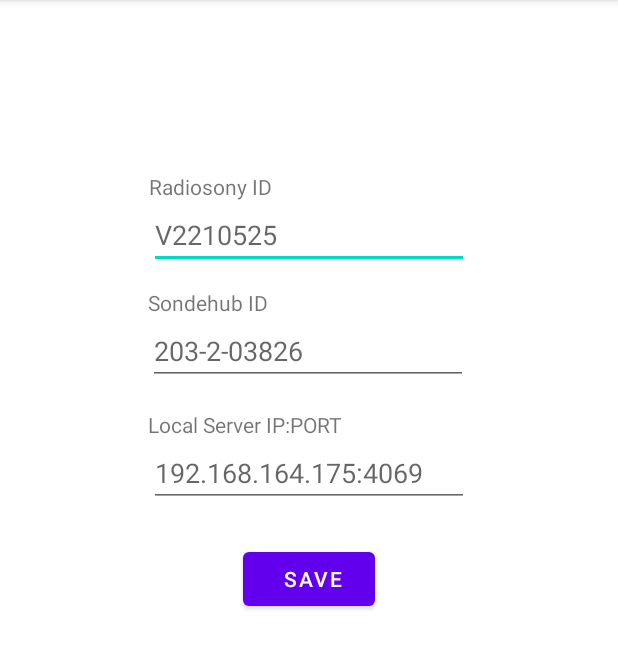
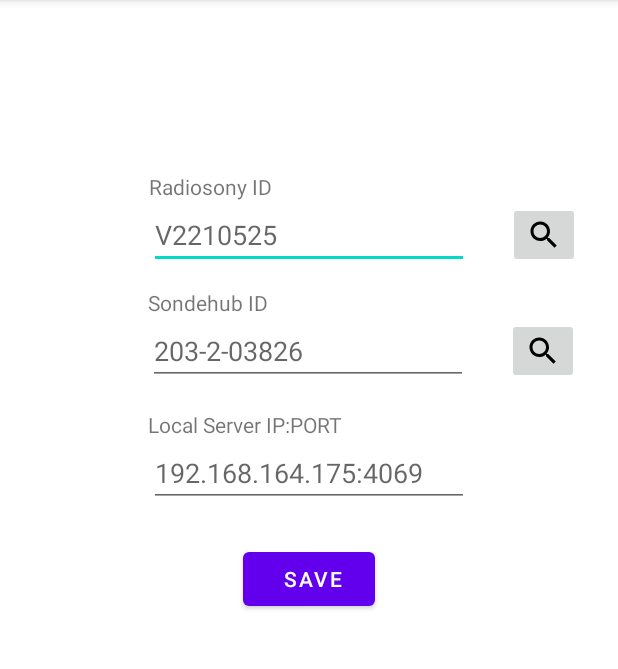
Before and after one commit to piotro888/sondechaser, an Android app: the fragment GalleryFragment shown on its own in the app's theme, on a phone screen of 412 x 824 dp, the part 84-753 px from its top. Run offline under Robolectric (Android 15) with nearby library versions, the phone set to English and light mode, and no system bars; libraries missing offline, so code that uses them is left out: org.osmdroid.util, org.osmdroid.views.

Commit message:
Settings upgrade (search, reset)

```diff
--- a/app/src/main/java/eu/piotro/sondechaser/ui/gallery/GalleryFragment.java
+++ b/app/src/main/java/eu/piotro/sondechaser/ui/gallery/GalleryFragment.java
@@ -6,13 +6,20 @@ import android.os.Bundle;
 import android.view.LayoutInflater;
 import android.view.View;
 import android.view.ViewGroup;
+import android.widget.PopupMenu;
 import android.widget.TextView;
+import android.widget.Toast;
 
 import androidx.annotation.NonNull;
 import androidx.annotation.Nullable;
 import androidx.fragment.app.Fragment;
 
+import java.time.Duration;
+
+import eu.piotro.sondechaser.MainActivity;
 import eu.piotro.sondechaser.R;
+import eu.piotro.sondechaser.data.RadiosondyCollector;
+import eu.piotro.sondechaser.data.SondeHubCollector;
 import eu.piotro.sondechaser.databinding.FragmentGalleryBinding;
 
 public class GalleryFragment extends Fragment {
@@ -33,12 +40,14 @@ public class GalleryFragment extends Fragment {
         Context context = getActivity();
         SharedPreferences sharedPref = context.getSharedPreferences("eu.piotro.sondechaser.PSET", Context.MODE_PRIVATE);
 
+        ((TextView)v.findViewById(R.id.tfrs)).setText(sharedPref.getString("rsid", ""));
 
-            ((TextView)v.findViewById(R.id.tfrs)).setText(sharedPref.getString("rsid", ""));
+        ((TextView)v.findViewById(R.id.tfsh)).setText(sharedPref.getString("shid", ""));
 
-            ((TextView)v.findViewById(R.id.tfsh)).setText(sharedPref.getString("shid", ""));
+        ((TextView)v.findViewById(R.id.tfip)).setText(sharedPref.getString("lsip", ""));
 
-            ((TextView)v.findViewById(R.id.tfip)).setText(sharedPref.getString("lsip", ""));
+        PopupMenu rsPopupMenu = new PopupMenu(context, v.findViewById(R.id.tfrs));
+        PopupMenu shPopupMenu = new PopupMenu(context, v.findViewById(R.id.tfsh));
 
         v.findViewById(R.id.savebtn).setOnClickListener((view) -> {
             SharedPreferences.Editor editor = sharedPref.edit();
@@ -46,11 +55,60 @@ public class GalleryFragment extends Fragment {
             editor.putString("shid", ((TextView)v.findViewById(R.id.tfsh)).getText().toString());
             editor.putString("lsip", ((TextView)v.findViewById(R.id.tfip)).getText().toString());
             editor.apply();
+            ((MainActivity)getActivity()).dataCollector.initCollectors();
+            Toast.makeText(context, "Saved", Toast.LENGTH_SHORT).show();
         });
 
+        v.findViewById(R.id.searchrs).setOnClickListener((view) -> {
+            rsPopupMenu.getMenu().clear();
+            rsPopupMenu.getMenu().add("Fetching...");
+            new RadiosondyCollector().fillMenu(getActivity(), rsPopupMenu);
+
+            rsPopupMenu.show();
+        });
+
+        v.findViewById(R.id.searchsh).setOnClickListener((view) -> {
+            shPopupMenu.getMenu().clear();
+            shPopupMenu.getMenu().add("Fetching...");
+            new SondeHubCollector().fillMenu(getActivity(), shPopupMenu);
+
+            shPopupMenu.show();
+        });
+
+        rsPopupMenu.setOnMenuItemClickListener((item)->{
+            String entry = item.getTitle().toString();
+            if(entry.indexOf('(') == -1)
+                return false;
+            entry = entry.substring(0, entry.indexOf('(')-1);
+            ((TextView)v.findViewById(R.id.tfrs)).setText(entry);
+            return true;
+        });
+
+        shPopupMenu.setOnMenuItemClickListener((item)->{
+            String entry = item.getTitle().toString();
+            if(entry.equals("Sondehub:"))
+                return false;
+            ((TextView)v.findViewById(R.id.tfsh)).setText(entry);
+            return true;
+        });
     }
 
+    @Override
+    public void onResume() {
+        super.onResume();
 
+        Context context = getActivity();
+        View v = getView();
+        if (context == null || v == null)
+            return;
+        SharedPreferences sharedPref = context.getSharedPreferences("eu.piotro.sondechaser.PSET", Context.MODE_PRIVATE);
+
+        ((TextView)v.findViewById(R.id.tfrs)).setText(sharedPref.getString("rsid", ""));
+
+        ((TextView)v.findViewById(R.id.tfsh)).setText(sharedPref.getString("shid", ""));
+
+        ((TextView)v.findViewById(R.id.tfip)).setText(sharedPref.getString("lsip", ""));
+    }
 
     @Override
     public void onDestroyView() {
--- a/app/src/main/java/eu/piotro/sondechaser/ui/home/MapUpdater.java
+++ b/app/src/main/java/eu/piotro/sondechaser/ui/home/MapUpdater.java
@@ -298,7 +298,7 @@ public class MapUpdater {
 
                 if(sh != null) {
                     long sh_data_age = (new Date().getTime() / 1000 - sh.time / 1000);
-                    shLastMarker.setVisible((sh_data_age > 20));
+                    shLastMarker.setVisible((sh_data_age > 120));
                     shLastMarker.setPosition(new GeoPoint(sh.lat, sh.lon));
                     shLastMarker.setTitle("SONDEHUB LAST POSITION\n"+sh.lat + " " + sh.lon + "\n" + sh.alt + "m\n" + new Date(sh.time) + "\n");
                 } else {
--- /dev/null
+++ b/app/src/main/res/drawable/baseline_search_24.xml
@@ -0,0 +1,5 @@
+<vector android:height="24dp" android:tint="#000000"
+    android:viewportHeight="24" android:viewportWidth="24"
+    android:width="24dp" xmlns:android="http://schemas.android.com/apk/res/android">
+    <path android:fillColor="@android:color/white" android:pathData="M15.5,14h-0.79l-0.28,-0.27C15.41,12.59 16,11.11 16,9.5 16,5.91 13.09,3 9.5,3S3,5.91 3,9.5 5.91,16 9.5,16c1.61,0 3.09,-0.59 4.23,-1.57l0.27,0.28v0.79l5,4.99L20.49,19l-4.99,-5zM9.5,14C7.01,14 5,11.99 5,9.5S7.01,5 9.5,5 14,7.01 14,9.5 11.99,14 9.5,14z"/>
+</vector>
--- a/app/src/main/res/layout/fragment_gallery.xml
+++ b/app/src/main/res/layout/fragment_gallery.xml
@@ -78,4 +78,24 @@
         app:layout_constraintEnd_toEndOf="parent"
         app:layout_constraintStart_toStartOf="parent"
         app:layout_constraintTop_toBottomOf="@+id/tfip" />
+
+    <ImageButton
+        android:id="@+id/searchrs"
+        android:layout_width="wrap_content"
+        android:layout_height="wrap_content"
+        android:src="@drawable/baseline_search_24"
+        app:layout_constraintBottom_toBottomOf="@+id/tfrs"
+        app:layout_constraintEnd_toEndOf="parent"
+        app:layout_constraintStart_toEndOf="@+id/tfrs"
+        app:layout_constraintTop_toTopOf="@+id/tfrs" />
+
+    <ImageButton
+        android:id="@+id/searchsh"
+        android:layout_width="wrap_content"
+        android:layout_height="wrap_content"
+        android:src="@drawable/baseline_search_24"
+        app:layout_constraintBottom_toBottomOf="@+id/tfsh"
+        app:layout_constraintEnd_toEndOf="parent"
+        app:layout_constraintStart_toEndOf="@+id/tfsh"
+        app:layout_constraintTop_toTopOf="@+id/tfsh" />
 </androidx.constraintlayout.widget.ConstraintLayout>
```
Also changed, not shown: app/src/main/java/eu/piotro/sondechaser/data/DataCollector.java (+26 -21 lines), app/src/main/java/eu/piotro/sondechaser/data/LocalServerCollector.java (+11 -5 lines), app/src/main/java/eu/piotro/sondechaser/data/RadiosondyCollector.java (+88 -6 lines), app/src/main/java/eu/piotro/sondechaser/data/SondeHubCollector.java (+57 -8 lines).
